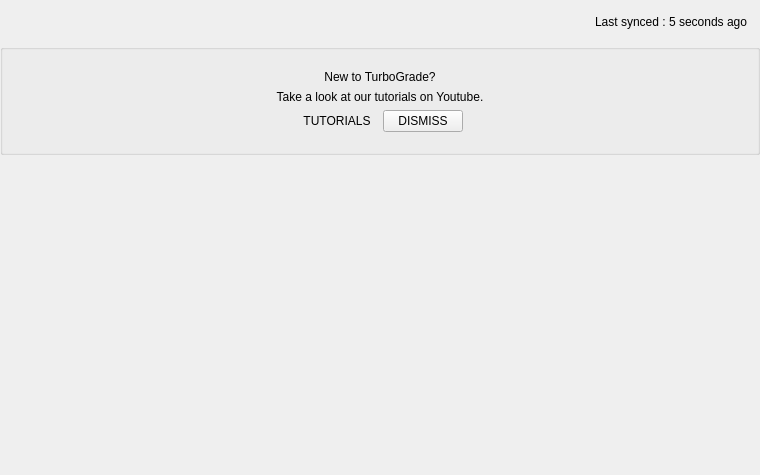
Above: TurboGrade/ui/dashboard.ui from wassgha/TurboGrade before the change. Below: the same form after it.
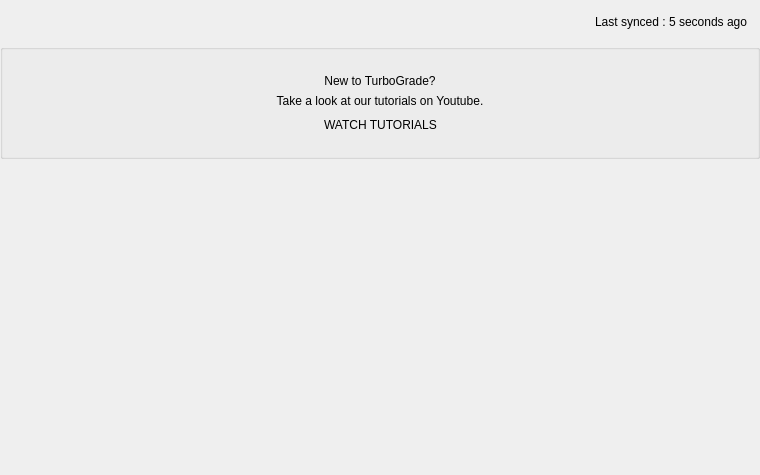
That is the form after the change. Icons and pictures are not drawn.

Commit message: Dashboard is now the main window, changed tutorials banner

Patch:
```diff
--- a/TurboGrade/ui/dashboard.ui
+++ b/TurboGrade/ui/dashboard.ui
@@ -169,7 +169,7 @@
      </property>
      <layout class="QVBoxLayout" name="verticalLayout_2">
       <property name="topMargin">
-       <number>20</number>
+       <number>24</number>
       </property>
       <property name="bottomMargin">
        <number>20</number>
@@ -212,20 +212,17 @@
         <item>
          <widget class="QPushButton" name="tutorial_btn">
           <property name="text">
-           <string>TUTORIALS</string>
+           <string>WATCH TUTORIALS</string>
+          </property>
+          <property name="icon">
+           <iconset resource="resources.qrc">
+            <normaloff>:/misc/res/play-button-white.png</normaloff>:/misc/res/play-button-white.png</iconset>
           </property>
           <property name="flat">
            <bool>true</bool>
           </property>
          </widget>
         </item>
-        <item>
-         <widget class="QPushButton" name="dismiss_btn">
-          <property name="text">
-           <string>DISMISS</string>
-          </property>
-         </widget>
-        </item>
         <item>
          <spacer name="horizontalSpacer_2">
           <property name="orientation">
```
Left out of the diff: 19 changed lines with no effect on the pictures. The commit also changes 11 other files.
